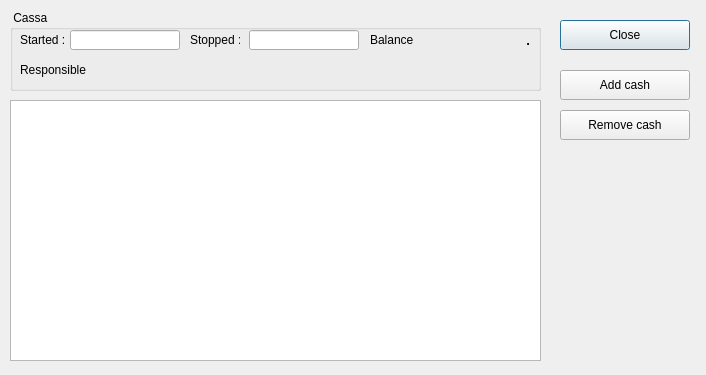
Old version of the form client/dlgcassa.ui in the repository tbikfalvi/Belenus.
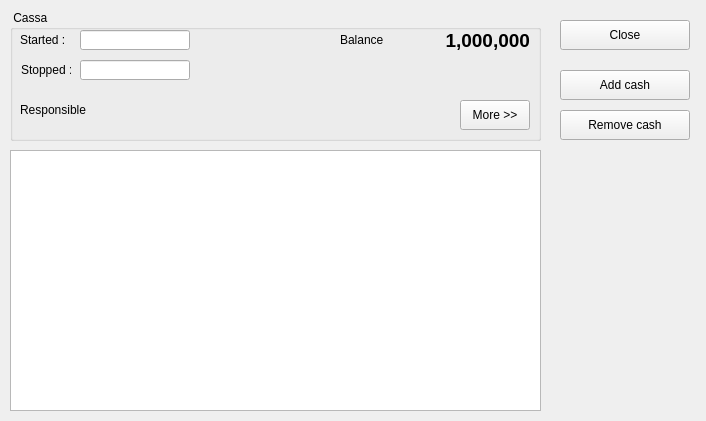
New version of the form.

Commit message: Penz befizetesek es kiadasok kezelesere dialog

Patch:
```diff
--- a/client/dlgcassa.ui
+++ b/client/dlgcassa.ui
@@ -7,7 +7,7 @@
     <x>0</x>
     <y>0</y>
     <width>706</width>
-    <height>375</height>
+    <height>421</height>
    </rect>
   </property>
   <property name="windowTitle">
@@ -17,7 +17,7 @@
    <property name="geometry">
     <rect>
      <x>10</x>
-     <y>100</y>
+     <y>150</y>
      <width>531</width>
      <height>261</height>
     </rect>
@@ -47,7 +47,7 @@
      <x>10</x>
      <y>10</y>
      <width>531</width>
-     <height>81</height>
+     <height>131</height>
     </rect>
    </property>
    <property name="title">
@@ -69,8 +69,8 @@
    <widget class="QLabel" name="lblStopDate">
     <property name="geometry">
      <rect>
-      <x>180</x>
-      <y>20</y>
+      <x>11</x>
+      <y>50</y>
       <width>50</width>
       <height>20</height>
      </rect>
@@ -82,7 +82,7 @@
    <widget class="QLabel" name="lblBalance">
     <property name="geometry">
      <rect>
-      <x>360</x>
+      <x>330</x>
       <y>20</y>
       <width>46</width>
       <height>20</height>
@@ -95,21 +95,21 @@
    <widget class="QLabel" name="lblBalanceValue">
     <property name="geometry">
      <rect>
-      <x>410</x>
+      <x>380</x>
       <y>20</y>
-      <width>110</width>
+      <width>140</width>
       <height>20</height>
      </rect>
     </property>
     <property name="font">
      <font>
-      <pointsize>10</pointsize>
+      <pointsize>14</pointsize>
       <weight>75</weight>
       <bold>true</bold>
      </font>
     </property>
     <property name="text">
-     <string>.</string>
+     <string>1,000,000</string>
     </property>
     <property name="alignment">
      <set>Qt::AlignRight|Qt::AlignTrailing|Qt::AlignVCenter</set>
@@ -119,7 +119,7 @@
     <property name="geometry">
      <rect>
       <x>10</x>
-      <y>50</y>
+      <y>90</y>
       <width>70</width>
       <height>20</height>
      </rect>
@@ -132,19 +132,19 @@
     <property name="geometry">
      <rect>
       <x>80</x>
-      <y>50</y>
+      <y>90</y>
       <width>270</width>
       <height>20</height>
      </rect>
     </property>
     <property name="text">
-     <string> </string>
+     <string/>
     </property>
    </widget>
    <widget class="QLineEdit" name="dtStartDate">
     <property name="geometry">
      <rect>
-      <x>60</x>
+      <x>70</x>
       <y>20</y>
       <width>110</width>
       <height>20</height>
@@ -154,13 +154,35 @@
    <widget class="QLineEdit" name="dtStopDate">
     <property name="geometry">
      <rect>
-      <x>239</x>
-      <y>20</y>
+      <x>70</x>
+      <y>50</y>
       <width>110</width>
       <height>20</height>
      </rect>
     </property>
    </widget>
+   <widget class="QPushButton" name="pbMore">
+    <property name="geometry">
+     <rect>
+      <x>450</x>
+      <y>90</y>
+      <width>70</width>
+      <height>30</height>
+     </rect>
+    </property>
+    <property name="text">
+     <string>More &gt;&gt;</string>
+    </property>
+    <property name="iconSize">
+     <size>
+      <width>20</width>
+      <height>20</height>
+     </size>
+    </property>
+    <property name="autoDefault">
+     <bool>false</bool>
+    </property>
+   </widget>
   </widget>
   <widget class="QPushButton" name="pbClose">
    <property name="geometry">
@@ -180,6 +202,9 @@
      <height>20</height>
     </size>
    </property>
+   <property name="autoDefault">
+    <bool>false</bool>
+   </property>
   </widget>
   <widget class="QPushButton" name="pbCashAdd">
    <property name="geometry">
@@ -199,6 +224,9 @@
      <height>20</height>
     </size>
    </property>
+   <property name="autoDefault">
+    <bool>false</bool>
+   </property>
   </widget>
   <widget class="QPushButton" name="pbCashGet">
    <property name="geometry">
@@ -218,6 +246,9 @@
      <height>20</height>
     </size>
    </property>
+   <property name="autoDefault">
+    <bool>false</bool>
+   </property>
   </widget>
  </widget>
  <resources/>
```
The commit also changes 7 other files.
